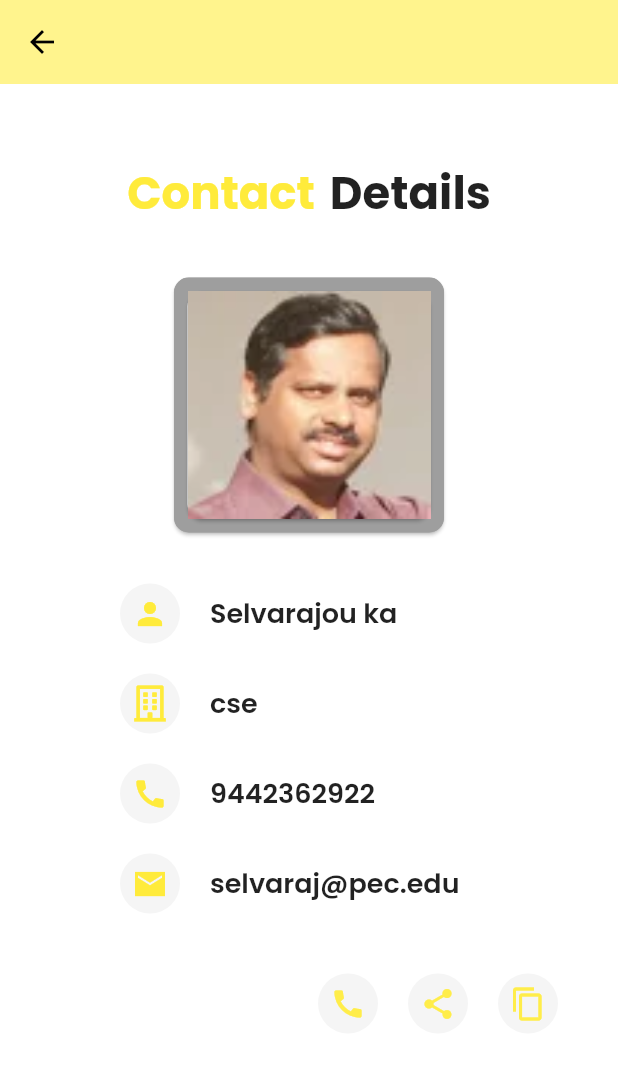
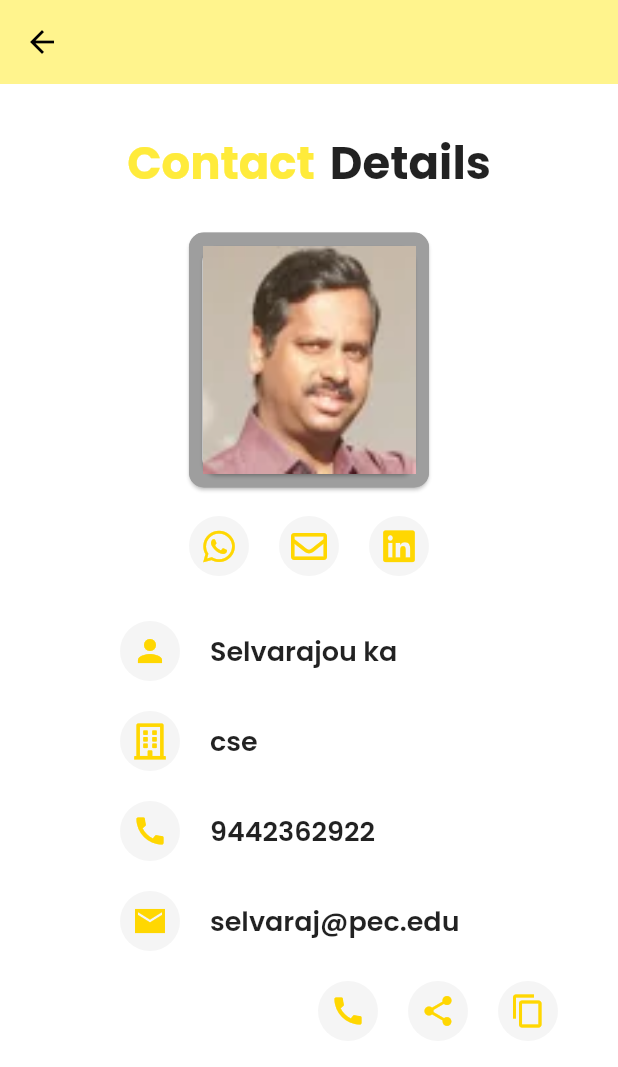
Before and after one commit to DSC-PEC-Puducherry/DSC-PYP, a Flutter app: the screen it shows after launch, after a tap on "Selvarajou ka", on a phone screen of 412 x 824 dp. Shown: the top 1067 px of the screen. Run offline on Flutter 3.47's test engine with Material 2 defaults, Android fonts, the phone set to English and light mode, and no system bars; our stand-ins replace fluttertoast, font_awesome_flutter, google_fonts, lottie, share, shared_preferences; missing offline and left inert: clipboard, flutter_phone_direct_caller.

Commit message:
ui changes

```diff
--- a/lib/Dark_Theme_Providers/theme_data.dart
+++ b/lib/Dark_Theme_Providers/theme_data.dart
@@ -10,7 +10,7 @@ const AboutCardcolor = Color.fromRGBO(196, 196, 196, 1);
 
 //details
 const detailpgAppbar = Color.fromRGBO(255, 244, 141, 1);
-const detailIconcolor = Color.fromRGBO(255, 237, 73, 1);
+const detailIconcolor = Color.fromRGBO(255, 215, 1, 1);
 
 //appbar
 const appbarIconColor = Color.fromRGBO(189, 147, 83, 0.89);
--- a/lib/screen/Contact_page/details_screen.dart
+++ b/lib/screen/Contact_page/details_screen.dart
@@ -6,6 +6,7 @@ import 'package:google_fonts/google_fonts.dart';
 import 'package:pec_yellow_pages/Dark_Theme_Providers/theme_data.dart';
 import 'package:share/share.dart';
 import 'package:clipboard/clipboard.dart';
+import 'package:url_launcher/url_launcher.dart';
 
 class DetailsScreen extends StatelessWidget {
   final String text, dept, img, email;
@@ -30,7 +31,7 @@ class DetailsScreen extends StatelessWidget {
         child: Column(
           children: [
             Padding(
-              padding: EdgeInsets.only(top: 50),
+              padding: EdgeInsets.only(top: 30),
               child: Row(
                 mainAxisAlignment: MainAxisAlignment.center,
                 children: [
@@ -60,7 +61,7 @@ class DetailsScreen extends StatelessWidget {
             ),
 
             //
-            SizedBox(height: 30),
+            SizedBox(height: 20),
             Card(
               color: Colors.grey,
               shape: RoundedRectangleBorder(
@@ -72,7 +73,7 @@ class DetailsScreen extends StatelessWidget {
                     border: Border.all(width: 5, color: Colors.grey),
                   ),
                   height: 170.0,
-                  width: 180.0,
+                  width: 160.0,
                   child: Card(
                     shape: RoundedRectangleBorder(
                         borderRadius: BorderRadius.circular(10)),
@@ -85,7 +86,51 @@ class DetailsScreen extends StatelessWidget {
               ),
             ),
 
-            //
+            //social media profiles
+            Padding(
+              padding: EdgeInsets.only(top: 15),
+              child: Row(
+                mainAxisAlignment: MainAxisAlignment.center,
+                children: [
+                  CircleAvatar(
+                    backgroundColor: Color.fromRGBO(245, 245, 245, 1),
+                    child: IconButton(
+                        onPressed: () {
+                          launch("whatsapp://send?phone=+91 $phone&text=$text");
+                        },
+                        icon: Icon(
+                          FontAwesomeIcons.whatsapp,
+                          color: Color.fromRGBO(255, 215, 1, 1),
+                        )),
+                  ),
+                  SizedBox(width: 20),
+                  CircleAvatar(
+                    backgroundColor: Color.fromRGBO(245, 245, 245, 1),
+                    child: IconButton(
+                        onPressed: () {
+                          launch("mailto:$email");
+                        },
+                        icon: Icon(
+                          FontAwesomeIcons.envelope,
+                          color: Color.fromRGBO(255, 215, 1, 1),
+                        )),
+                  ),
+                  SizedBox(width: 20),
+                  CircleAvatar(
+                    backgroundColor: Color.fromRGBO(245, 245, 245, 1),
+                    child: IconButton(
+                        onPressed: () {
+                          launch(
+                              'https://www.linkedin.com/in/selvaradjou-kandasamy-6a083748/');
+                        },
+                        icon: Icon(FontAwesomeIcons.linkedin,
+                            color: Color.fromRGBO(255, 215, 1, 1))),
+                  ),
+                ],
+              ),
+            ),
+
+            //personal details
             SizedBox(height: 30),
             Padding(
               padding: EdgeInsets.only(left: 80),
@@ -93,7 +138,8 @@ class DetailsScreen extends StatelessWidget {
                 children: [
                   CircleAvatar(
                       backgroundColor: Color.fromRGBO(245, 245, 245, 1),
-                      child: Icon(Icons.person, color: Colors.yellow)),
+                      child: Icon(Icons.person,
+                          color: Color.fromRGBO(255, 215, 1, 1))),
                   SizedBox(width: 20),
                   Text(
                     text,
@@ -117,7 +163,7 @@ class DetailsScreen extends StatelessWidget {
                   CircleAvatar(
                       backgroundColor: Color.fromRGBO(245, 245, 245, 1),
                       child: Icon(FontAwesomeIcons.building,
-                          color: Colors.yellow)),
+                          color: Color.fromRGBO(255, 215, 1, 1))),
                   SizedBox(width: 20),
                   Text(
                     dept,
@@ -141,7 +187,7 @@ class DetailsScreen extends StatelessWidget {
                   backgroundColor: Color.fromRGBO(245, 245, 245, 1),
                   child: Icon(
                     Icons.call,
-                    color: Colors.yellow,
+                    color: Color.fromRGBO(255, 215, 1, 1),
                   ),
                 ),
                 SizedBox(width: 20),
@@ -162,7 +208,7 @@ class DetailsScreen extends StatelessWidget {
                     backgroundColor: Color.fromRGBO(245, 245, 245, 1),
                     child: Icon(
                       Icons.mail_sharp,
-                      color: Colors.yellow,
+                      color: Color.fromRGBO(255, 215, 1, 1),
                     ),
                   ),
                   SizedBox(width: 20),
@@ -177,8 +223,8 @@ class DetailsScreen extends StatelessWidget {
               ),
             ),
 
-            //
-            SizedBox(height: 40),
+            // rest
+            SizedBox(height: 20),
             Padding(
               padding: EdgeInsets.only(right: 40),
               child: Row(
--- a/lib/screen/EndDrawer/About_card.dart
+++ b/lib/screen/EndDrawer/About_card.dart
@@ -1,7 +1,6 @@
 import 'package:flutter/material.dart';
 import 'package:font_awesome_flutter/font_awesome_flutter.dart';
 import 'package:google_fonts/google_fonts.dart';
-
 import 'package:pec_yellow_pages/Dark_Theme_Providers/theme_data.dart';
 import 'package:url_launcher/url_launcher.dart';
 
```
